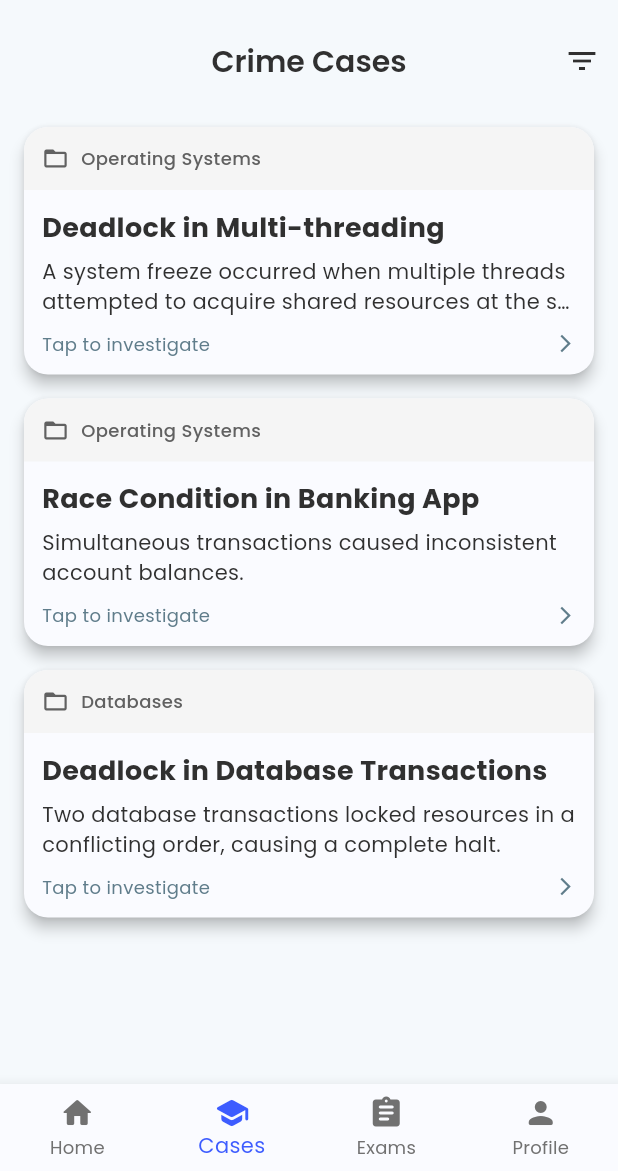
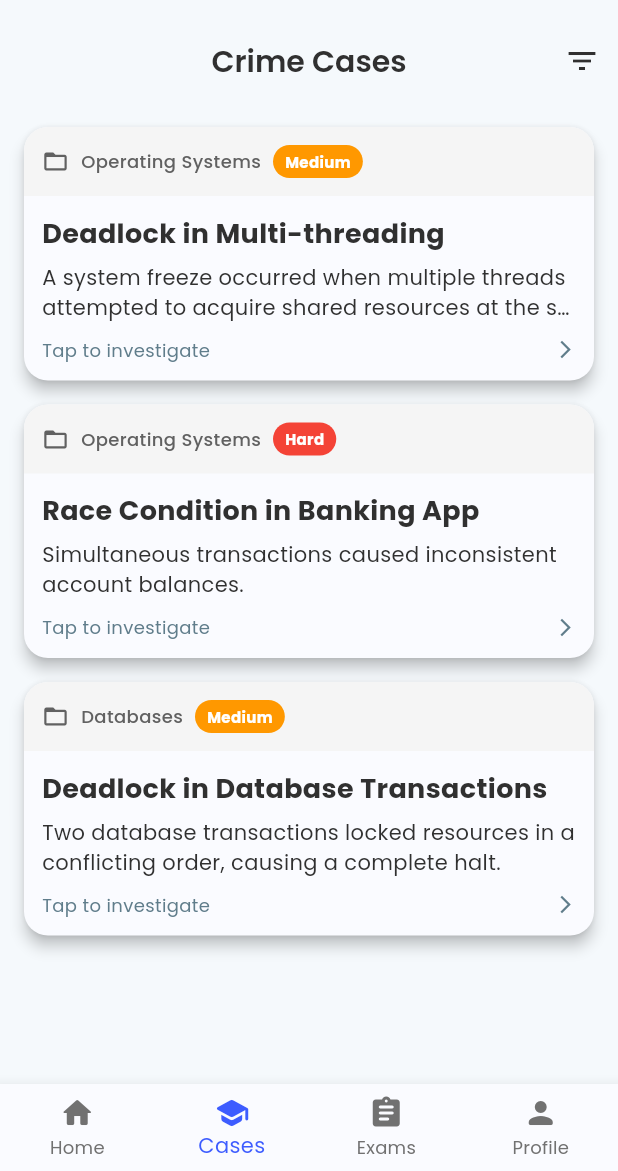
Before and after one commit to GDG-IGDTUW/Mobile-Dev, a Flutter app: the screen it shows after launch, item 2 of the bottom bar chosen, on a phone screen of 412 x 824 dp, the part 65-1236 px from its top. Run offline on Flutter 3.47's test engine with Material 3 defaults, Android fonts, the light colour scheme and no system bars; our stand-ins replace device_preview, get, google_fonts, quickalert, shared_preferences, timeline_tile.

Commit message:
Add difficulty label to case cards

```diff
--- a/crime_scene_learning_hub/assets/cases.json
+++ b/crime_scene_learning_hub/assets/cases.json
@@ -7,6 +7,7 @@
     "description": "A system freeze occurred when multiple threads attempted to acquire shared resources at the same time.",
     "verdict": "Deadlock detected due to circular wait, mutual exclusion, and no preemption.",
     "category": "Operating Systems",
+    "difficulty": "Medium",
     "evidence": [
       {
         "label": "Clue 1",
@@ -36,6 +37,7 @@
     "description": "Simultaneous transactions caused inconsistent account balances.",
     "verdict": "Race condition occurred due to unsynchronized access to shared data.",
     "category": "Operating Systems",
+    "difficulty": "Hard",
     "evidence": [
       {
         "label": "Clue 1",
@@ -59,6 +61,7 @@
     "description": "Two database transactions locked resources in a conflicting order, causing a complete halt.",
     "verdict": "Deadlock occurred due to circular waiting and lack of proper transaction ordering.",
     "category": "Databases",
+    "difficulty": "Medium",
     "evidence": [
       {
         "label": "Clue 1",
--- a/crime_scene_learning_hub/lib/Cases/all_cases.dart
+++ b/crime_scene_learning_hub/lib/Cases/all_cases.dart
@@ -142,6 +142,24 @@ class _AllCasesPageState extends State<AllCasesPage> {
                                       color: Colors.grey.shade700,
                                     ),
                                   ),
+                                  const SizedBox(width: 8),
+                                  Container(
+                                    padding: const EdgeInsets.symmetric(horizontal: 8, vertical: 4),
+                                    decoration: BoxDecoration(
+                                      color: crimeCase.difficulty == "Easy" ? Colors.green
+                                          : crimeCase.difficulty == "Medium" ? Colors.orange
+                                          : Colors.red,
+                                      borderRadius: BorderRadius.circular(12),
+                                    ),
+                                    child: Text(
+                                      crimeCase.difficulty,
+                                      style: const TextStyle(
+                                        color: Colors.white,
+                                        fontSize: 10,
+                                        fontWeight: FontWeight.bold,
+                                      ),
+                                    ),
+                                  ),
                                 ],
                               ),
                             ),
--- a/crime_scene_learning_hub/lib/Model/crime_case_model.dart
+++ b/crime_scene_learning_hub/lib/Model/crime_case_model.dart
@@ -9,6 +9,7 @@ class CrimeCase {
   final String verdict;
   final List<EvidenceItem> evidence;
   final String category;
+  final String difficulty;
 
   CrimeCase({
     required this.id,
@@ -19,6 +20,7 @@ class CrimeCase {
     required this.verdict,
     required this.evidence,
     required this.category,
+    required this.difficulty,
   });
 
   factory CrimeCase.fromJson(Map<String, dynamic> json) {
@@ -38,6 +40,7 @@ class CrimeCase {
       verdict: json['verdict'] ?? '',
       evidence: evidenceList,
       category: json['category'] ?? 'Uncategorized', // default value
+      difficulty: json['difficulty'] ?? 'Medium',
     );
   }
 }
```
